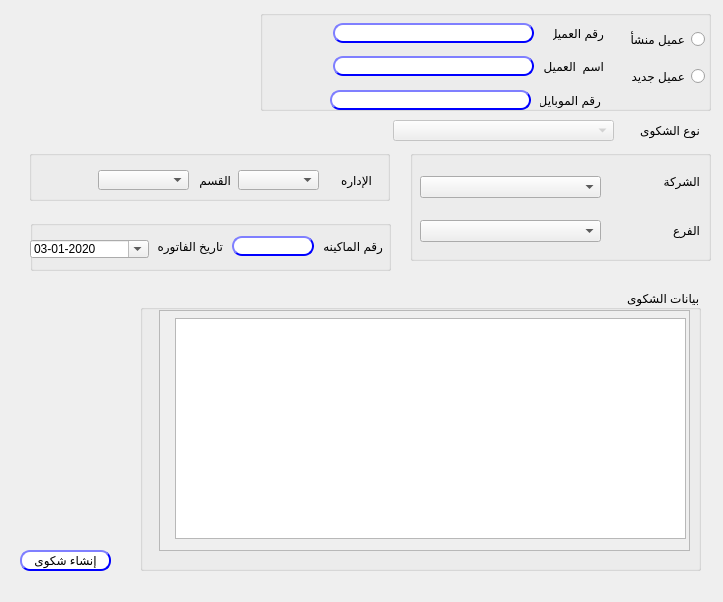
Old version of the form presentation/customer_service_ui/customerService_create.ui in the repository shymaa123456/HyperPOS2020.
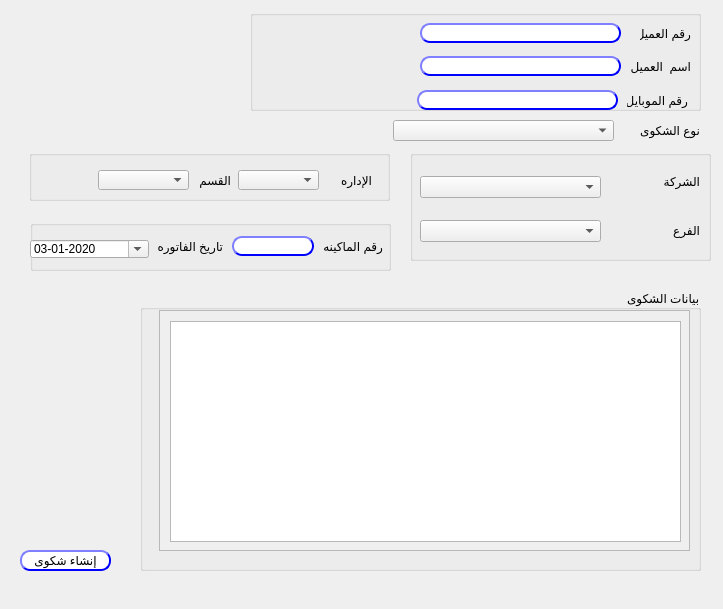
New version of the form.

Commit message: customer service module

Patch:
```diff
--- a/presentation/customer_service_ui/customerService_create.ui
+++ b/presentation/customer_service_ui/customerService_create.ui
@@ -7,7 +7,7 @@
     <x>0</x>
     <y>0</y>
     <width>723</width>
-    <height>602</height>
+    <height>609</height>
    </rect>
   </property>
   <property name="windowTitle">
@@ -69,7 +69,7 @@
   </widget>
   <widget class="QComboBox" name="CMB_complainType">
    <property name="enabled">
-    <bool>false</bool>
+    <bool>true</bool>
    </property>
    <property name="geometry">
     <rect>
@@ -158,7 +158,7 @@
   <widget class="QGroupBox" name="groupBox">
    <property name="geometry">
     <rect>
-     <x>260</x>
+     <x>250</x>
      <y>10</y>
      <width>451</width>
      <height>101</height>
@@ -167,48 +167,10 @@
    <property name="title">
     <string/>
    </property>
-   <widget class="QWidget" name="verticalLayoutWidget">
-    <property name="geometry">
-     <rect>
-      <x>354</x>
-      <y>9</y>
-      <width>91</width>
-      <height>80</height>
-     </rect>
-    </property>
-    <layout class="QVBoxLayout" name="verticalLayout">
-     <item>
-      <widget class="QRadioButton" name="Rbtn_custNo">
-       <property name="enabled">
-        <bool>true</bool>
-       </property>
-       <property name="layoutDirection">
-        <enum>Qt::RightToLeft</enum>
-       </property>
-       <property name="text">
-        <string>عميل منشأ</string>
-       </property>
-      </widget>
-     </item>
-     <item>
-      <widget class="QRadioButton" name="Rbtn_custNo_2">
-       <property name="enabled">
-        <bool>true</bool>
-       </property>
-       <property name="layoutDirection">
-        <enum>Qt::RightToLeft</enum>
-       </property>
-       <property name="text">
-        <string>عميل جديد</string>
-       </property>
-      </widget>
-     </item>
-    </layout>
-   </widget>
    <widget class="QLabel" name="label_14">
     <property name="geometry">
      <rect>
-      <x>293</x>
+      <x>390</x>
       <y>13</y>
       <width>51</width>
       <height>20</height>
@@ -221,7 +183,7 @@
    <widget class="QLabel" name="label_15">
     <property name="geometry">
      <rect>
-      <x>283</x>
+      <x>380</x>
       <y>46</y>
       <width>61</width>
       <height>20</height>
@@ -233,11 +195,11 @@
    </widget>
    <widget class="QLineEdit" name="LE_custNo">
     <property name="enabled">
-     <bool>false</bool>
+     <bool>true</bool>
     </property>
     <property name="geometry">
      <rect>
-      <x>73</x>
+      <x>170</x>
       <y>13</y>
       <width>201</width>
       <height>20</height>
@@ -270,11 +232,11 @@
    </widget>
    <widget class="QLineEdit" name="LE_custName">
     <property name="enabled">
-     <bool>false</bool>
+     <bool>true</bool>
     </property>
     <property name="geometry">
      <rect>
-      <x>73</x>
+      <x>170</x>
       <y>46</y>
       <width>201</width>
       <height>20</height>
@@ -308,7 +270,7 @@
    <widget class="QLabel" name="label_19">
     <property name="geometry">
      <rect>
-      <x>280</x>
+      <x>377</x>
       <y>80</y>
       <width>61</width>
       <height>20</height>
@@ -320,11 +282,11 @@
    </widget>
    <widget class="QLineEdit" name="LE_custPhone">
     <property name="enabled">
-     <bool>false</bool>
+     <bool>true</bool>
     </property>
     <property name="geometry">
      <rect>
-      <x>70</x>
+      <x>167</x>
       <y>80</y>
       <width>201</width>
       <height>20</height>
@@ -556,11 +518,11 @@
        <height>239</height>
       </rect>
      </property>
-     <widget class="QTextBrowser" name="details">
+     <widget class="QTextEdit" name="details">
       <property name="geometry">
        <rect>
-        <x>15</x>
-        <y>7</y>
+        <x>10</x>
+        <y>10</y>
         <width>511</width>
         <height>221</height>
        </rect>
```
Left out of the diff: 4 changed lines with no effect on the pictures. The commit also changes 4 other files.
